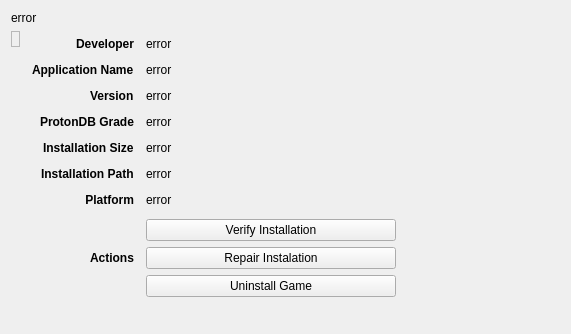
This is rare/ui/components/tabs/games/game_info/game_info.ui in RareDevs/Rare as Qt 5 draws it before an edit. The edited form follows.
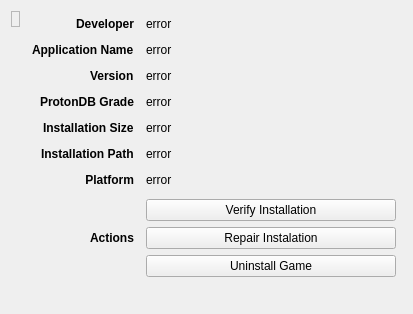
This is the edited form. The open tabs and pages were chosen to show the change.

Commit message: SideTabWidget: Add container widget with a title and a scrollarea as the master widget for each tab

Patch:
```diff
--- a/rare/ui/components/tabs/games/game_info/game_info.ui
+++ b/rare/ui/components/tabs/games/game_info/game_info.ui
@@ -6,15 +6,31 @@
    <rect>
     <x>0</x>
     <y>0</y>
-    <width>571</width>
-    <height>326</height>
+    <width>414</width>
+    <height>340</height>
    </rect>
   </property>
   <property name="windowTitle">
    <string>Game Info</string>
   </property>
-  <layout class="QGridLayout" name="layout_game_info">
-   <item row="2" column="1">
+  <layout class="QHBoxLayout" name="layout_game_info">
+   <property name="sizeConstraint">
+    <enum>QLayout::SetFixedSize</enum>
+   </property>
+   <item alignment="Qt::AlignTop">
+    <widget class="QLabel" name="image">
+     <property name="frameShape">
+      <enum>QFrame::StyledPanel</enum>
+     </property>
+     <property name="frameShadow">
+      <enum>QFrame::Sunken</enum>
+     </property>
+     <property name="text">
+      <string notr="true"/>
+     </property>
+    </widget>
+   </item>
+   <item>
     <layout class="QGridLayout" name="layout_game_info_form">
      <property name="leftMargin">
       <number>6</number>
@@ -31,19 +47,71 @@
      <property name="spacing">
       <number>12</number>
      </property>
-     <item row="9" column="0">
-      <spacer name="vs_game_info_form">
+     <item row="8" column="1">
+      <spacer name="hs_game_info_form">
        <property name="orientation">
-        <enum>Qt::Vertical</enum>
+        <enum>Qt::Horizontal</enum>
        </property>
        <property name="sizeHint" stdset="0">
         <size>
-         <width>20</width>
-         <height>0</height>
+         <width>0</width>
+         <height>20</height>
         </size>
        </property>
       </spacer>
      </item>
+     <item row="0" column="1">
+      <widget class="QLabel" name="dev">
+       <property name="text">
+        <string notr="true">error</string>
+       </property>
+       <property name="textInteractionFlags">
+        <set>Qt::LinksAccessibleByMouse|Qt::TextSelectableByMouse</set>
+       </property>
+      </widget>
+     </item>
+     <item row="0" column="0" alignment="Qt::AlignRight">
+      <widget class="QLabel" name="lbl_dev">
+       <property name="sizePolicy">
+        <sizepolicy hsizetype="Minimum" vsizetype="Preferred">
+         <horstretch>0</horstretch>
+         <verstretch>0</verstretch>
+        </sizepolicy>
+       </property>
+       <property name="font">
+        <font>
+         <weight>75</weight>
+         <bold>true</bold>
+        </font>
+       </property>
+       <property name="text">
+        <string>Developer</string>
+       </property>
+      </widget>
+     </item>
+     <item row="1" column="1">
+      <widget class="QLabel" name="app_name">
+       <property name="text">
+        <string notr="true">error</string>
+       </property>
+       <property name="textInteractionFlags">
+        <set>Qt::LinksAccessibleByMouse|Qt::TextSelectableByMouse</set>
+       </property>
+      </widget>
+     </item>
+     <item row="5" column="1">
+      <widget class="QLabel" name="install_path">
+       <property name="text">
+        <string notr="true">error</string>
+       </property>
+       <property name="wordWrap">
+        <bool>true</bool>
+       </property>
+       <property name="textInteractionFlags">
+        <set>Qt::LinksAccessibleByMouse|Qt::TextSelectableByMouse</set>
+       </property>
+      </widget>
+     </item>
      <item row="6" column="0">
       <widget class="QLabel" name="lbl_platform">
        <property name="font">
@@ -60,26 +128,7 @@
        </property>
       </widget>
      </item>
-     <item row="0" column="0" alignment="Qt::AlignRight">
-      <widget class="QLabel" name="lbl_dev">
-       <property name="sizePolicy">
-        <sizepolicy hsizetype="Minimum" vsizetype="Preferred">
-         <horstretch>0</horstretch>
-         <verstretch>0</verstretch>
-        </sizepolicy>
-       </property>
-       <property name="font">
-        <font>
-         <weight>75</weight>
-         <bold>true</bold>
-        </font>
-       </property>
-       <property name="text">
-        <string>Developer</string>
-       </property>
-      </widget>
-     </item>
-     <item row="2" column="2">
+     <item row="2" column="1">
       <widget class="QLabel" name="version">
        <property name="text">
         <string notr="true">error</string>
@@ -108,7 +157,27 @@
        </property>
       </widget>
      </item>
-     <item row="8" column="2" alignment="Qt::AlignLeft|Qt::AlignTop">
+     <item row="8" column="0">
+      <spacer name="vs_game_info_form">
+       <property name="orientation">
+        <enum>Qt::Vertical</enum>
+       </property>
+       <property name="sizeHint" stdset="0">
+        <size>
+         <width>20</width>
+         <height>0</height>
+        </size>
+       </property>
+      </spacer>
+     </item>
+     <item row="6" column="1">
+      <widget class="QLabel" name="platform">
+       <property name="text">
+        <string notr="true">error</string>
+       </property>
+      </widget>
+     </item>
+     <item row="7" column="1" alignment="Qt::AlignLeft|Qt::AlignTop">
       <widget class="QStackedWidget" name="game_actions_stack">
        <property name="minimumSize">
         <size>
@@ -227,8 +296,8 @@
        </widget>
       </widget>
      </item>
-     <item row="1" column="2">
-      <widget class="QLabel" name="app_name">
+     <item row="4" column="1">
+      <widget class="QLabel" name="install_size">
        <property name="text">
         <string notr="true">error</string>
        </property>
@@ -237,17 +306,20 @@
        </property>
       </widget>
      </item>
-     <item row="0" column="2">
-      <widget class="QLabel" name="dev">
-       <property name="text">
-        <string notr="true">error</string>
+     <item row="2" column="0" alignment="Qt::AlignRight">
+      <widget class="QLabel" name="lbl_version">
+       <property name="sizePolicy">
+        <sizepolicy hsizetype="Minimum" vsizetype="Preferred">
+         <horstretch>0</horstretch>
+         <verstretch>0</verstretch>
+        </sizepolicy>
        </property>
        <property name="textInteractionFlags">
         <set>Qt::LinksAccessibleByMouse|Qt::TextSelectableByMouse</set>
        </property>
       </widget>
      </item>
-     <item row="8" column="0" alignment="Qt::AlignRight">
+     <item row="7" column="0" alignment="Qt::AlignRight">
       <widget class="QLabel" name="lbl_game_actions">
        <property name="sizePolicy">
         <sizepolicy hsizetype="Minimum" vsizetype="Preferred">
@@ -266,39 +338,6 @@
        </property>
       </widget>
      </item>
-     <item row="9" column="2">
-      <spacer name="hs_game_info_form">
-       <property name="orientation">
-        <enum>Qt::Horizontal</enum>
-       </property>
-       <property name="sizeHint" stdset="0">
-        <size>
-         <width>0</width>
-         <height>20</height>
-        </size>
-       </property>
-      </spacer>
-     </item>
-     <item row="4" column="2">
-      <widget class="QLabel" name="install_size">
-       <property name="text">
-        <string notr="true">error</string>
-       </property>
-       <property name="textInteractionFlags">
-        <set>Qt::LinksAccessibleByMouse|Qt::TextSelectableByMouse</set>
-       </property>
-      </widget>
-     </item>
-     <item row="3" column="2">
-      <widget class="QLabel" name="grade">
-       <property name="text">
-        <string notr="true">error</string>
-       </property>
-       <property name="textInteractionFlags">
-        <set>Qt::LinksAccessibleByMouse|Qt::TextSelectableByMouse</set>
-       </property>
-      </widget>
-     </item>
      <item row="3" column="0" alignment="Qt::AlignRight">
       <widget class="QLabel" name="lbl_grade">
        <property name="font">
@@ -369,51 +408,18 @@
        </property>
       </widget>
      </item>
-     <item row="5" column="2">
-      <widget class="QLabel" name="install_path">
+     <item row="3" column="1">
+      <widget class="QLabel" name="grade">
        <property name="text">
         <string notr="true">error</string>
        </property>
-       <property name="wordWrap">
-        <bool>true</bool>
-       </property>
        <property name="textInteractionFlags">
         <set>Qt::LinksAccessibleByMouse|Qt::TextSelectableByMouse</set>
        </property>
       </widget>
      </item>
-     <item row="6" column="2">
-      <widget class="QLabel" name="platform">
-       <property name="text">
-        <string notr="true">error</string>
-       </property>
-      </widget>
-     </item>
     </layout>
    </item>
-   <item row="0" column="0" colspan="3">
-    <widget class="QLabel" name="game_title">
-     <property name="text">
-      <string notr="true">error</string>
-     </property>
-     <property name="textInteractionFlags">
-      <set>Qt::LinksAccessibleByMouse|Qt::TextSelectableByMouse</set>
-     </property>
-    </widget>
-   </item>
-   <item row="2" column="0" alignment="Qt::AlignLeft|Qt::AlignTop">
-    <widget class="QLabel" name="image">
-     <property name="frameShape">
-      <enum>QFrame::StyledPanel</enum>
-     </property>
-     <property name="frameShadow">
-      <enum>QFrame::Sunken</enum>
-     </property>
-     <property name="text">
-      <string notr="true"/>
-     </property>
-    </widget>
-   </item>
   </layout>
  </widget>
  <resources/>
```
Left out of the diff: 69 changed lines with no effect on the pictures. The commit also changes 40 other files.
